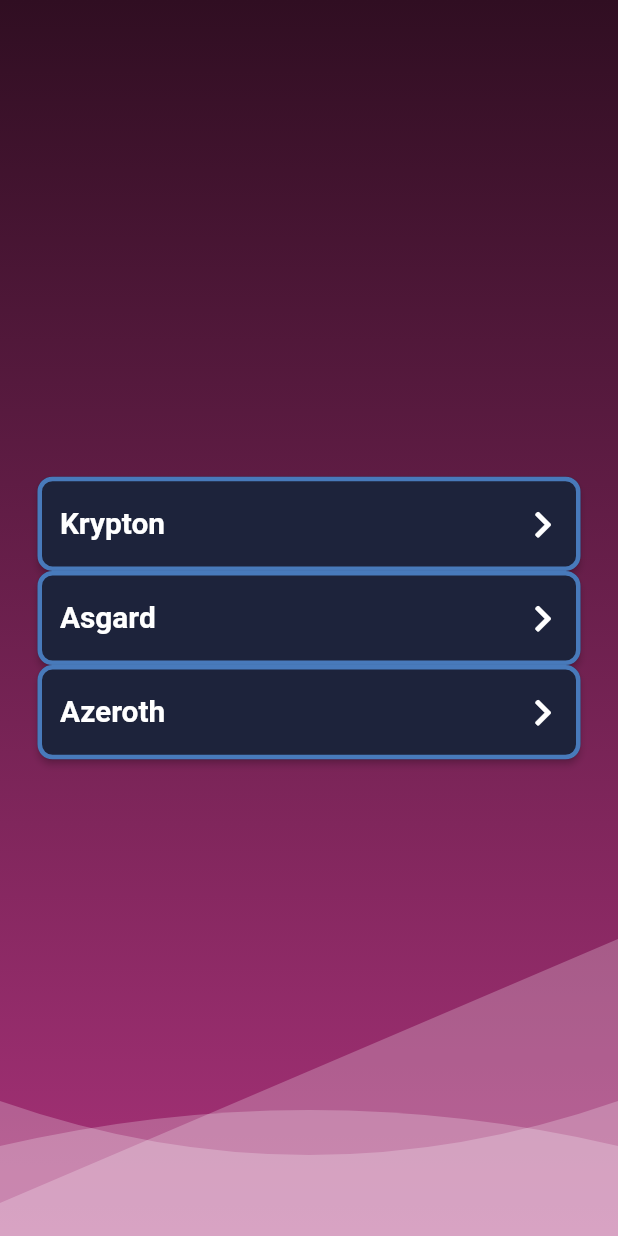
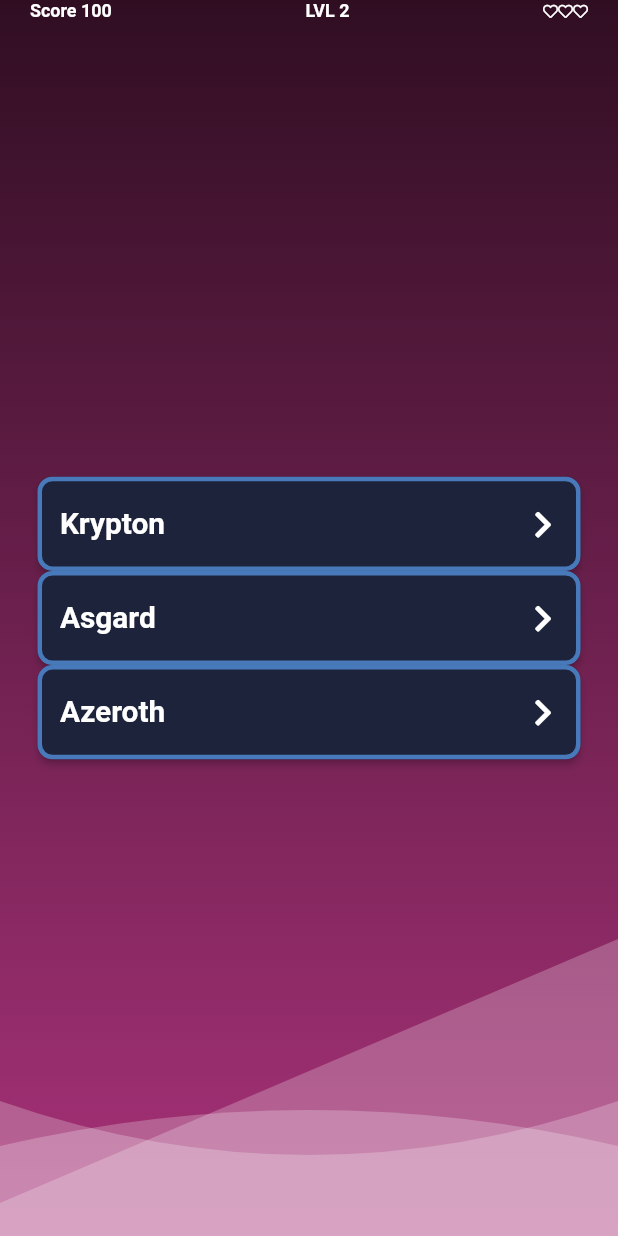
Before and after one commit to abourazanis/wuggame, a Flutter app: the GameScreen screen opened by its route, on a phone screen of 412 x 824 dp. Run offline on Flutter 3.47's test engine with Material 2 defaults, Android fonts, the phone set to English and light mode, and no system bars; our stand-ins replace flare_flutter, font_awesome_flutter, simple_animations.

Commit message:
feat: Add basic top bar in game screen

```diff
--- a/lib/ui/game_screen.dart
+++ b/lib/ui/game_screen.dart
@@ -8,6 +8,7 @@ import 'package:wug_game/ui/widgets/game_listitem.dart';
 import 'package:flare_flutter/flare_actor.dart';
 
 import 'package:simple_animations/simple_animations.dart';
+import 'package:wug_game/ui/widgets/game_topbar.dart';
 
 class GameScreen extends StatefulWidget {
   const GameScreen({Key key}) : super(key: key);
@@ -93,6 +94,7 @@ class GameScreenState extends State<GameScreen> with TickerProviderStateMixin {
                 speed: 1.2,
                 offset: pi / 2,
               )),
+              onTop(GameTopBar()),
               Positioned.fill(
                 child: Align(
                     alignment: Alignment.center,
@@ -182,4 +184,11 @@ class GameScreenState extends State<GameScreen> with TickerProviderStateMixin {
           child: child,
         ),
       );
+
+  onTop(Widget child) => Positioned.fill(
+        child: Align(
+          alignment: Alignment.topCenter,
+          child: child,
+        ),
+      );
 }
--- /dev/null
+++ b/lib/ui/widgets/game_topbar.dart
@@ -0,0 +1,54 @@
+import 'package:flutter/material.dart';
+import 'package:font_awesome_flutter/font_awesome_flutter.dart';
+import 'package:wug_game/ui/utils.dart';
+
+class GameTopBar extends StatelessWidget {
+  const GameTopBar({Key key}) : super(key: key);
+
+  @override
+  Widget build(BuildContext context) {
+    return SafeArea(
+      child: Container(
+        padding: EdgeInsets.symmetric(horizontal: 20.0),
+        width: double.maxFinite,
+        child: Row(
+          mainAxisAlignment: MainAxisAlignment.spaceBetween,
+          crossAxisAlignment: CrossAxisAlignment.center,
+          children: <Widget>[
+            Text("Score 100",
+                style: TextStyle(
+                  fontWeight: FontWeight.bold,
+                  fontSize: screenAwareSize(12.0, context),
+                )),
+            Text("LVL 2",
+                style: TextStyle(
+                  fontWeight: FontWeight.bold,
+                  fontSize: screenAwareSize(12.0, context),
+                )),
+            Row(
+              mainAxisAlignment: MainAxisAlignment.center,
+              crossAxisAlignment: CrossAxisAlignment.center,
+              children: <Widget>[
+                Icon(
+                  FontAwesomeIcons.heart,
+                  color: Colors.white,
+                  size: 10,
+                ),
+                Icon(
+                  FontAwesomeIcons.heart,
+                  color: Colors.white,
+                  size: 10,
+                ),
+                Icon(
+                  FontAwesomeIcons.heart,
+                  color: Colors.white,
+                  size: 10,
+                )
+              ],
+            )
+          ],
+        ),
+      ),
+    );
+  }
+}
```
